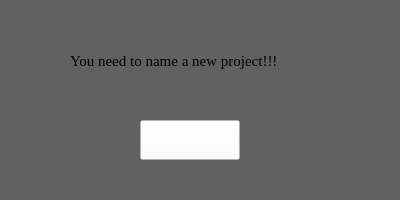
Above: MusicVisualization/src/View/CreateVideos/ReminderWidget.ui from MohanChi/MusicVisualization before the change. Below: the same form after it.
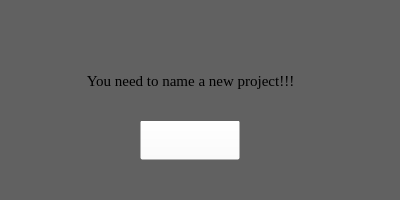
That is the form after the change. Custom widgets are drawn as their Qt base class.

Diff of the .ui file:
```diff
--- a/MusicVisualization/src/View/CreateVideos/ReminderWidget.ui
+++ b/MusicVisualization/src/View/CreateVideos/ReminderWidget.ui
@@ -54,7 +54,7 @@
     <property name="geometry">
      <rect>
       <x>70</x>
-      <y>20</y>
+      <y>40</y>
       <width>241</width>
       <height>81</height>
      </rect>
@@ -68,6 +68,12 @@
     <property name="text">
      <string>You need to name a new project!!!</string>
     </property>
+    <property name="alignment">
+     <set>Qt::AlignCenter</set>
+    </property>
+    <property name="wordWrap">
+     <bool>false</bool>
+    </property>
    </widget>
   </widget>
  </widget>
```
